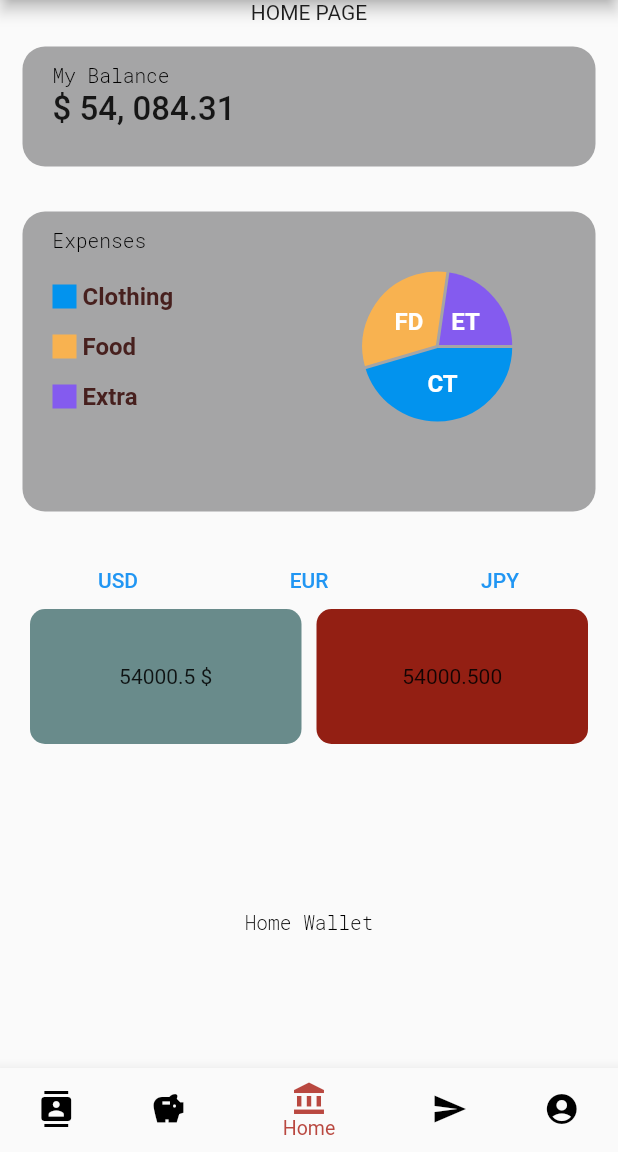
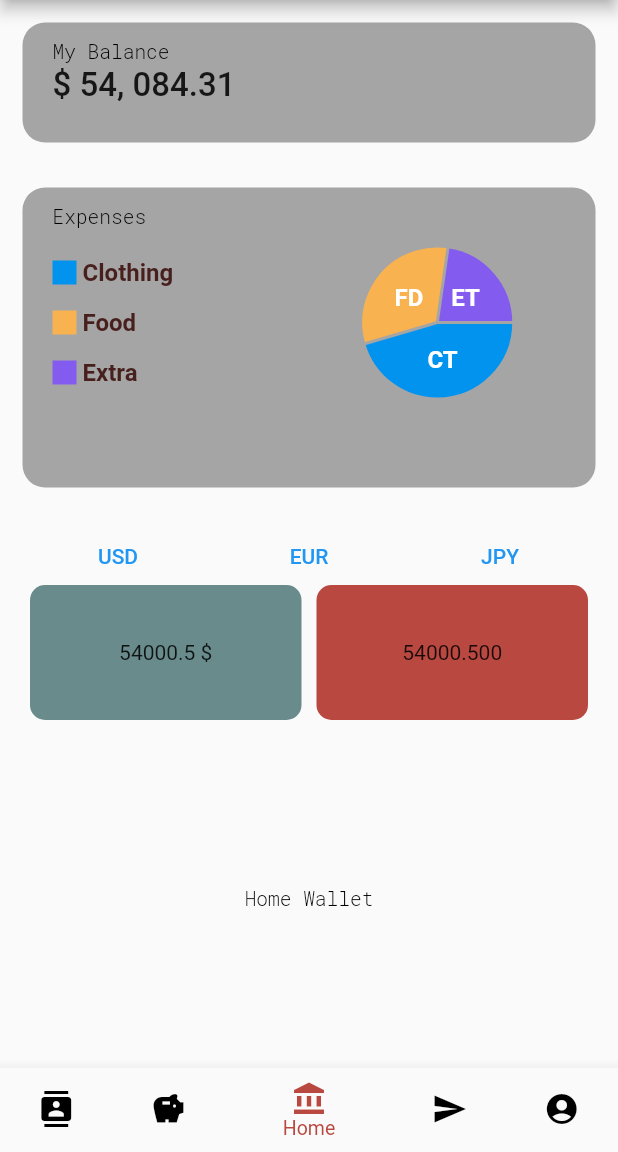
Before and after one commit to cchalop1/epitech-flutter, a Flutter app: the MainScreen screen opened directly, on a phone screen of 412 x 824 dp, the part 84-1236 px from its top. Run offline on Flutter 3.47's test engine with Material 2 defaults, Android fonts, the light colour scheme and no system bars; drawn by our look-alikes of fl_chart; our stand-ins replace audioplayers, google_fonts, image_picker, shared_preferences; accounts and stored records are empty.

Commit message:
Add Global Background Red Color

```diff
--- a/lib/components/ContactItem.dart
+++ b/lib/components/ContactItem.dart
@@ -1,5 +1,6 @@
 import 'package:flutter/material.dart';
 import 'package:myapp/models/Contact.dart';
+import 'package:myapp/themes/Style.dart';
 
 class ContactItem extends StatefulWidget {
   ContactItem(
@@ -28,7 +29,8 @@ class _ContactItemState extends State<ContactItem> {
           width: MediaQuery.of(context).size.height * 0.1,
           decoration: widget.contact.getId() == widget.currentContact?.getId()
               ? BoxDecoration(
-                  color: Color.fromARGB(255, 185, 72, 64),
+                  // color: Color.fromARGB(255, 185, 72, 64),
+                  color: BGRedColor,
                   borderRadius: BorderRadius.circular(100),
                 )
               : null,
--- a/lib/components/TransactionTile.dart
+++ b/lib/components/TransactionTile.dart
@@ -1,5 +1,6 @@
 import 'package:flutter/material.dart';
 import 'package:myapp/models/Transaction.dart';
+import 'package:myapp/themes/Style.dart';
 
 class TransactionTile extends StatelessWidget {
   TransactionTile({Key? key, required Transaction this.transaction})
@@ -15,7 +16,8 @@ class TransactionTile extends StatelessWidget {
           width: 50,
           decoration: BoxDecoration(
               borderRadius: BorderRadius.circular(10.0),
-              color: const Color.fromARGB(99, 31, 184, 0)),
+              // color: const Color.fromARGB(99, 31, 184, 0)),
+              color: BGDarkGreenColor),
           child: const Icon(Icons.arrow_upward)),
       title: Text(transaction.toString()),
       subtitle: Text(transaction.dateTime.toString()),
--- a/lib/mainScreen.dart
+++ b/lib/mainScreen.dart
@@ -7,6 +7,7 @@ import 'package:myapp/pages/SendMony.dart';
 import 'package:myapp/pages/wallet.dart';
 import 'package:shared_preferences/shared_preferences.dart';
 import 'package:myapp/pages/HomePage.dart';
+import 'package:myapp/themes/Style.dart';
 
 class MainScreen extends StatefulWidget {
   const MainScreen({required this.mail, required this.firstName, Key? key})
@@ -57,7 +58,8 @@ class MainScreenState extends State<MainScreen> {
   Widget build(BuildContext context) {
     return Scaffold(
       appBar: AppBar(
-        backgroundColor: const Color.fromARGB(255, 185, 72, 64),
+        // backgroundColor: const Color.fromARGB(255, 185, 72, 64),
+        backgroundColor: BGRedColor,
         title: const Text('Welcome to Flutter'),
         leading: IconButton(
           icon: Icon(Icons.arrow_back, color: Colors.white),
--- a/lib/pages/HomePage.dart
+++ b/lib/pages/HomePage.dart
@@ -19,18 +19,9 @@ class HomePageState extends State {
   Widget build(BuildContext context) {
     return SingleChildScrollView(
       child: Container(
-        // margin: const EdgeInsets.all(15),
-        // padding: const EdgeInsets.only(left: 20, right: 20, top: 10, bottom: 10),
-        // height: 220,
-        // constraints: const BoxConstraints.expand(height: 220),
-        // decoration: BoxDecoration(
-        //   borderRadius: BorderRadius.circular(15),
-        //   color: const Color.fromARGB(255, 196, 195, 195),
-        // ),
-        // child: Text("HOME PAGE"),
         child: Column (
           children: [
-            Text("HOME PAGE"),
+            // Text("HOME PAGE"),
             HomeBalance(),
             HomeExpense(),
             HomeConvertion(),
--- a/lib/themes/Style.dart
+++ b/lib/themes/Style.dart
@@ -5,7 +5,7 @@ import 'package:flutter/material.dart';
 Color BGWhiteColor = Color(0xffe4e4e4);
 Color BGGreyColor = Color(0xffa5a5a6);
 Color BGDarkGreenColor = Color(0xff2c5a56);
-Color BGRedColor = Color(0xff931f13);
+Color BGRedColor = Color(0xffb94840);
 Color BGOrangeColor = Color(0xffc68448);
 Color BGLiteGreenColor = Color(0xff698b8b);
 Color BGBrownColor = Color(0xff47201e);
--- a/lib/widgets/homepage/HomeExpense.dart
+++ b/lib/widgets/homepage/HomeExpense.dart
@@ -15,10 +15,6 @@ class HomeExpense extends StatelessWidget {
       padding: const EdgeInsets.only(left: 20, right: 20, top: 10, bottom: 10),
       height: 220,
       constraints: const BoxConstraints.expand(height: 200),
-      // decoration: BoxDecoration(
-      //   borderRadius: BorderRadius.circular(15),
-      //   color: const Color.fromARGB(255, 196, 195, 195),
-      // ),
       decoration: BDPrincipale,
       child: Column (
         crossAxisAlignment: CrossAxisAlignment.start,
--- a/lib/widgets/navBar.dart
+++ b/lib/widgets/navBar.dart
@@ -1,5 +1,6 @@
 import 'package:flutter/material.dart';
 import 'package:myapp/widgets/BankCard.dart';
+import 'package:myapp/themes/Style.dart';
 
 class NavBar extends StatefulWidget {
   const NavBar({required this.place, required this.updatePage, Key? key})
@@ -20,7 +21,8 @@ class _NavBarState extends State<NavBar> {
     return BottomNavigationBar(
       selectedIconTheme:
           const IconThemeData(color: Color.fromARGB(255, 185, 72, 64)),
-      selectedItemColor: const Color.fromARGB(255, 185, 72, 64),
+      // selectedItemColor: const Color.fromARGB(255, 185, 72, 64),
+      selectedItemColor: BGRedColor,
       unselectedItemColor: Colors.black,
       items: const <BottomNavigationBarItem>[
         BottomNavigationBarItem(
```
